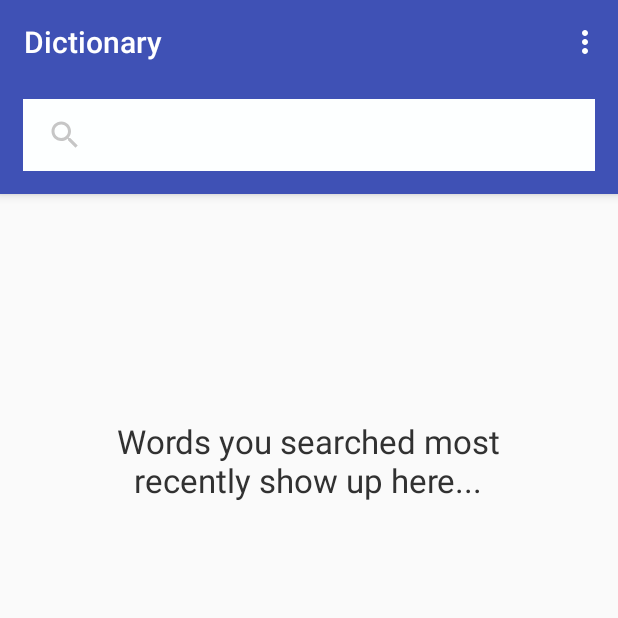
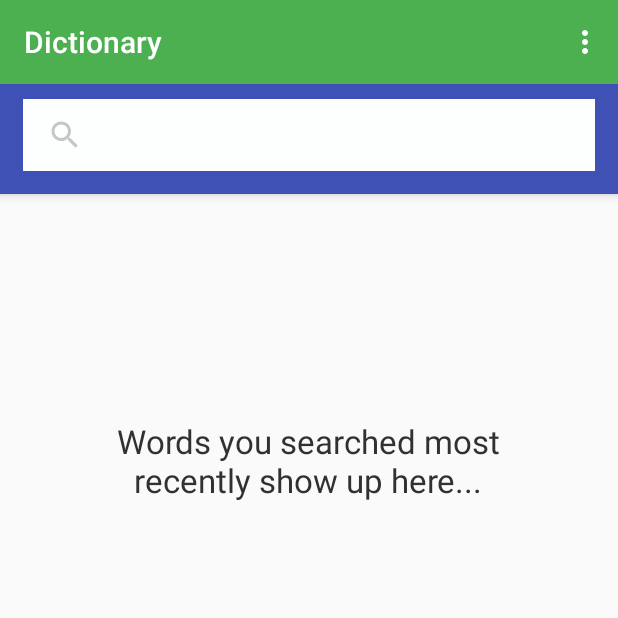
Before and after one commit to Usman75/dictionary, an Android app: the screen it shows after launch (MainActivity), on a phone screen of 412 x 824 dp, the top half of it. Run offline under Robolectric (Android 15) with nearby library versions, the phone set to English and light mode, and no system bars; network calls fail; 2 statements that could not run were skipped.

Commit message:
my commit

```diff
--- a/app/src/main/res/layout/activity_main.xml
+++ b/app/src/main/res/layout/activity_main.xml
@@ -14,9 +14,9 @@
             android:id="@+id/toolbar"
             android:layout_width="match_parent"
             android:layout_height="?attr/actionBarSize"
-            android:background="?attr/colorPrimary"
-            app:title="Dictionary"
-            app:popupTheme="@style/ThemeOverlay.AppCompat.Light" />
+            android:background="#4CAF50"
+            app:popupTheme="@style/ThemeOverlay.AppCompat.Light"
+            app:title="Dictionary" />
 
         <LinearLayout
             android:layout_width="match_parent"
```
